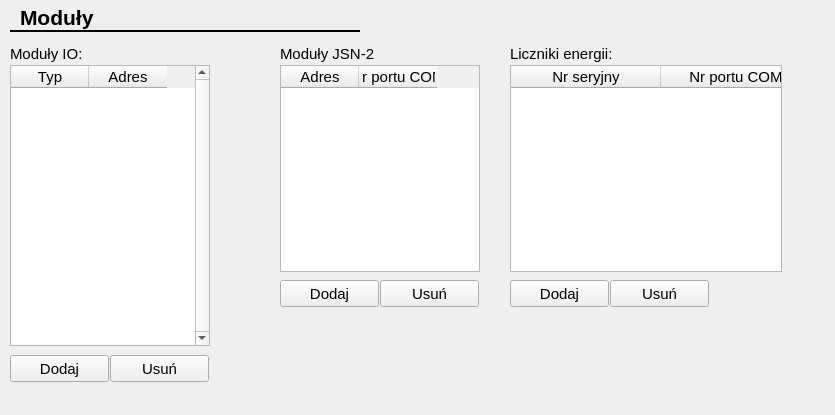
First picture: the form in CfgForms/ciomodulescfgform.ui, repository kaczmar55/koneor_v2, before the edit.
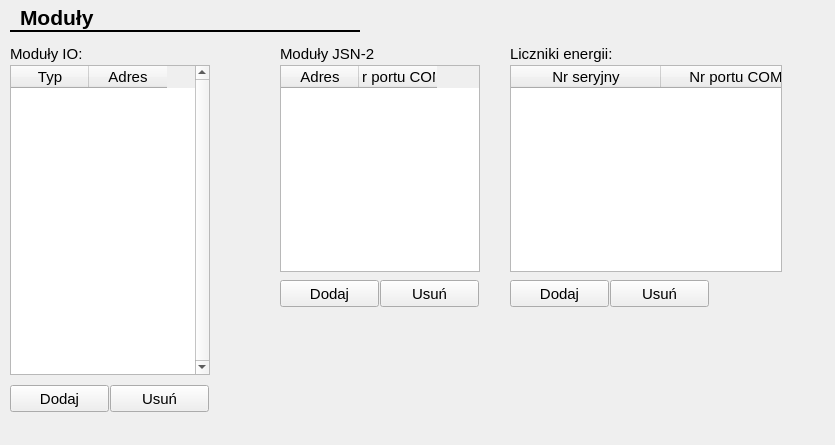
Second picture: the form after the edit.

```diff
--- a/CfgForms/ciomodulescfgform.ui
+++ b/CfgForms/ciomodulescfgform.ui
@@ -7,7 +7,7 @@
     <x>0</x>
     <y>0</y>
     <width>835</width>
-    <height>415</height>
+    <height>445</height>
    </rect>
   </property>
   <property name="windowTitle">
@@ -199,13 +199,14 @@
    <property name="geometry">
     <rect>
      <x>110</x>
-     <y>355</y>
+     <y>385</y>
      <width>99</width>
      <height>27</height>
     </rect>
    </property>
    <property name="font">
     <font>
+     <family>Arial</family>
      <pointsize>11</pointsize>
     </font>
    </property>
@@ -253,13 +254,14 @@
    <property name="geometry">
     <rect>
      <x>10</x>
-     <y>355</y>
+     <y>385</y>
      <width>99</width>
      <height>27</height>
     </rect>
    </property>
    <property name="font">
     <font>
+     <family>Arial</family>
      <pointsize>11</pointsize>
     </font>
    </property>
@@ -273,11 +275,12 @@
      <x>10</x>
      <y>65</y>
      <width>200</width>
-     <height>281</height>
+     <height>310</height>
     </rect>
    </property>
    <property name="font">
     <font>
+     <family>Arial</family>
      <pointsize>11</pointsize>
     </font>
    </property>
```
Left out of the diff: 10 changed lines with no effect on the pictures.
